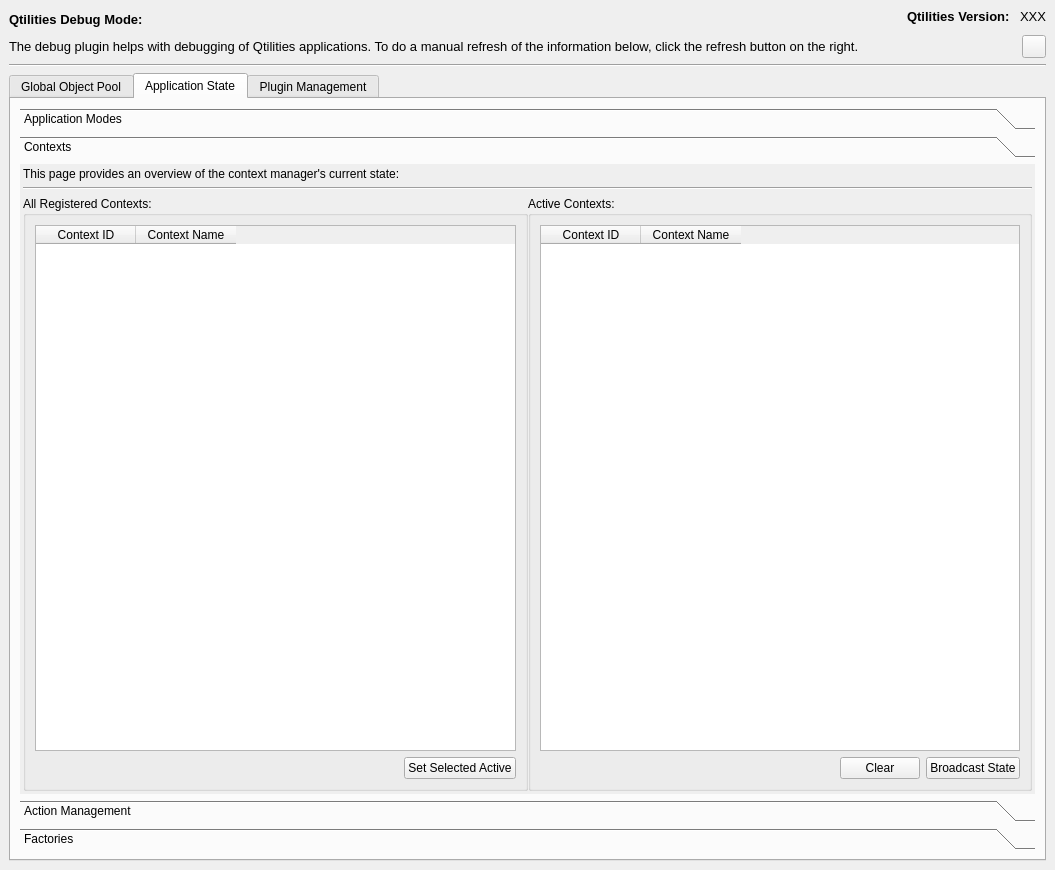
This is src/Plugins/DebugPlugin/source/DebugWidget.ui in JPNaude/Qtilities as Qt 5 draws it before an edit. The edited form follows.
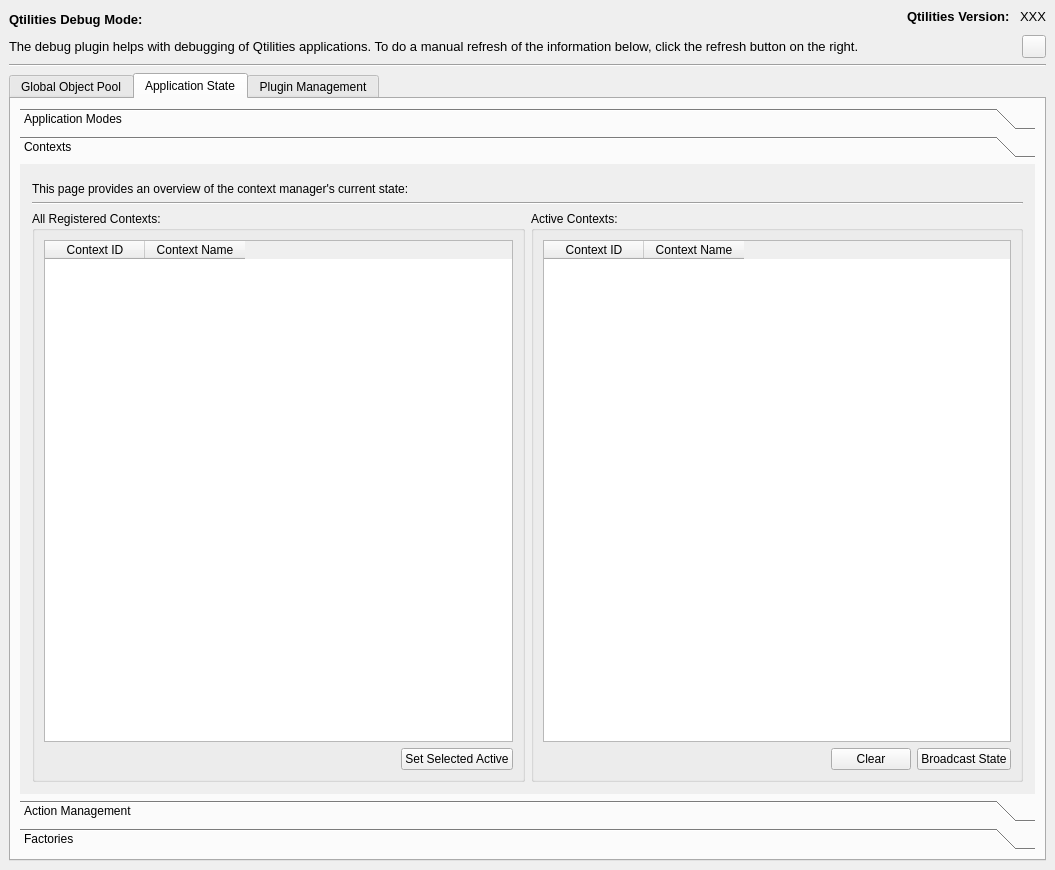
This is the edited form. The open tabs and pages were chosen to show the change.

What changed in the file:
```diff
--- a/src/Plugins/DebugPlugin/source/DebugWidget.ui
+++ b/src/Plugins/DebugPlugin/source/DebugWidget.ui
@@ -340,14 +340,17 @@
            <attribute name="label">
             <string>Contexts</string>
            </attribute>
+           <layout class="QGridLayout" name="gridLayout_29">
+            <property name="margin">
+             <number>3</number>
+            </property>
+            <item row="0" column="0">
+             <widget class="QWidget" name="widgetContextsHolder" native="true"/>
+            </item>
+            <item row="1" column="0">
+             <widget class="QWidget" name="widgetContextsContents" native="true">
            <layout class="QGridLayout" name="gridLayout_13">
-            <property name="horizontalSpacing">
-             <number>0</number>
-            </property>
-            <property name="margin">
-             <number>3</number>
-            </property>
-            <item row="0" column="0" colspan="2">
+               <item row="0" column="0">
              <widget class="QLabel" name="label_6">
               <property name="text">
                <string>This page provides an overview of the context manager's current state:</string>
@@ -456,6 +459,9 @@
             </item>
            </layout>
           </widget>
+            </item>
+           </layout>
+          </widget>
           <widget class="QWidget" name="pageActions">
            <property name="geometry">
             <rect>
```
Left out of the diff: 12 changed lines with no effect on the pictures. Lines whose indentation alone changed are shown as unchanged.
